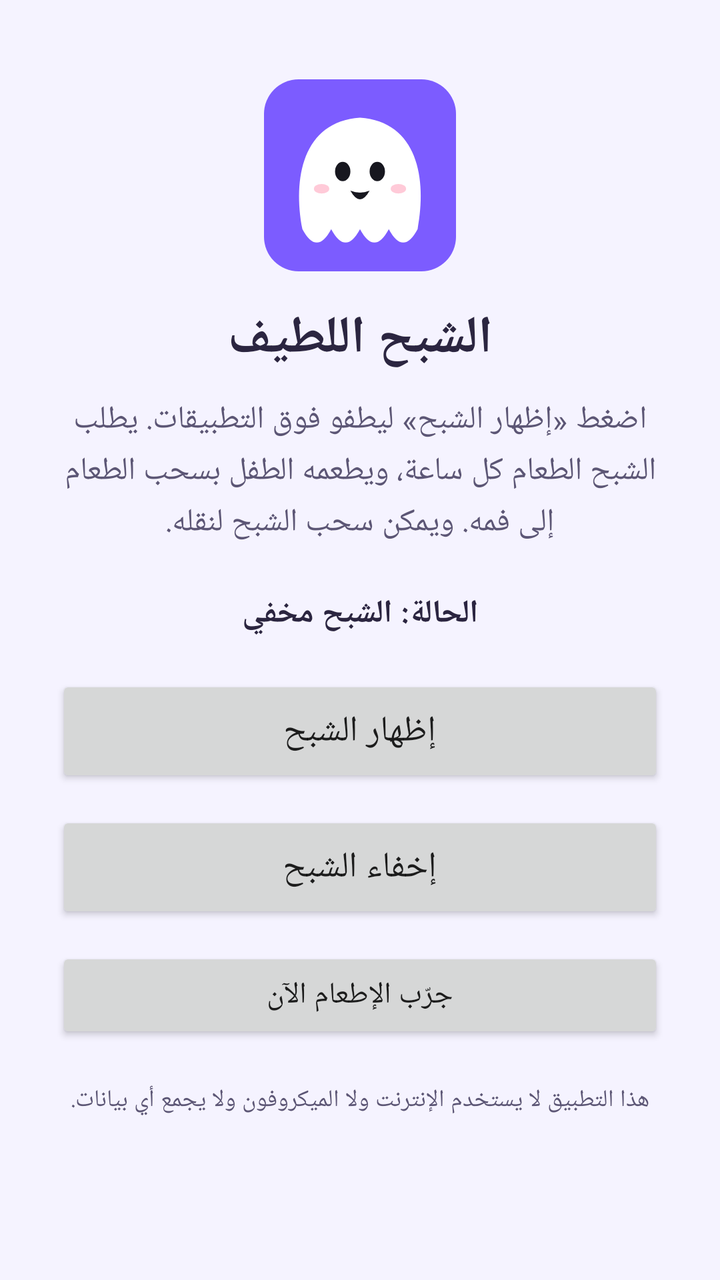
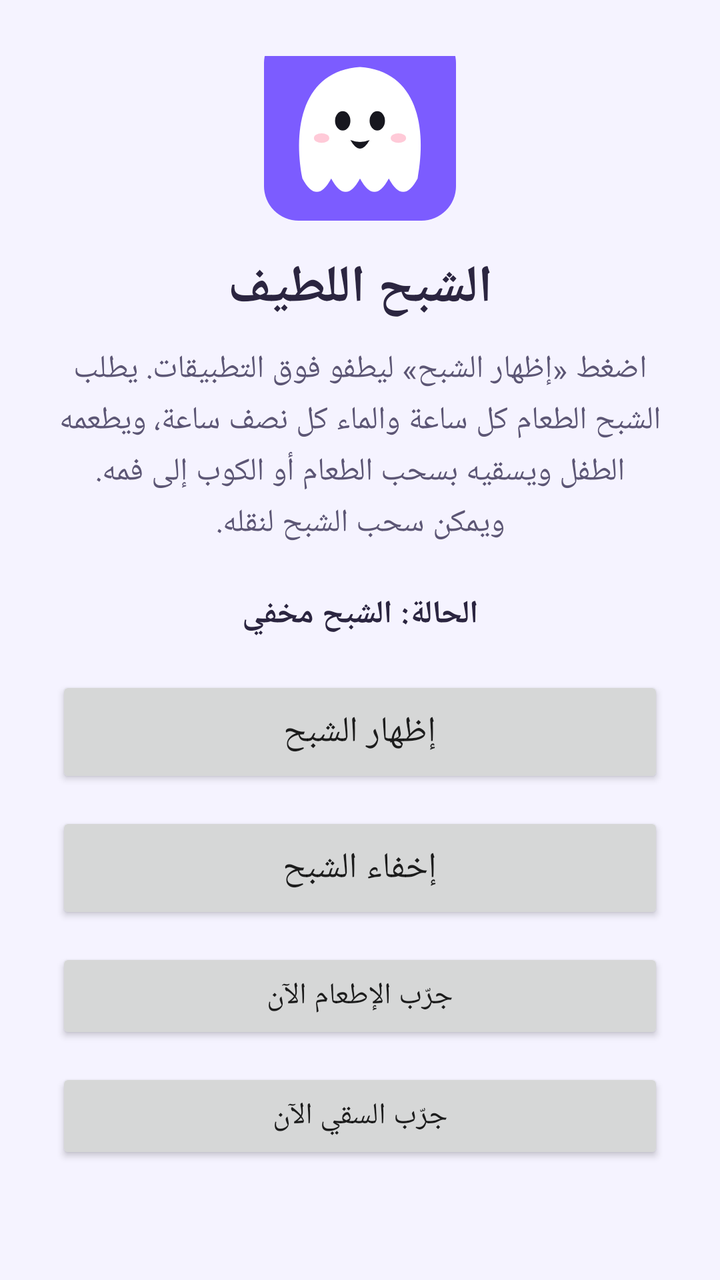

The first picture is an Android layout as it rendered before a commit; the second is the same layout after the commit. The layout source and the unified diff follow.
<!-- AndroidManifest.xml: application theme AppTheme -->
<!-- res/layout/activity_main.xml -->
<?xml version="1.0" encoding="utf-8"?>
<LinearLayout xmlns:android="http://schemas.android.com/apk/res/android"
    android:layout_width="match_parent"
    android:layout_height="match_parent"
    android:layoutDirection="rtl"
    android:gravity="center"
    android:orientation="vertical"
    android:padding="28dp">

    <ImageView
        android:layout_width="96dp"
        android:layout_height="96dp"
        android:importantForAccessibility="no"
        android:src="@drawable/ic_launcher" />

    <TextView
        android:layout_width="match_parent"
        android:layout_height="wrap_content"
        android:layout_marginTop="16dp"
        android:gravity="center"
        android:text="@string/main_title"
        android:textColor="@color/text_main"
        android:textSize="26sp"
        android:textStyle="bold" />

    <TextView
        android:layout_width="match_parent"
        android:layout_height="wrap_content"
        android:layout_marginTop="12dp"
        android:gravity="center"
        android:lineSpacingExtra="4dp"
        android:text="@string/main_description"
        android:textColor="@color/text_sub"
        android:textSize="16sp" />

    <TextView
        android:id="@+id/statusText"
        android:layout_width="match_parent"
        android:layout_height="wrap_content"
        android:layout_marginTop="24dp"
        android:gravity="center"
        android:text="@string/status_stopped"
        android:textColor="@color/text_main"
        android:textSize="16sp"
        android:textStyle="bold" />

    <Button
        android:id="@+id/showButton"
        android:layout_width="match_parent"
        android:layout_height="56dp"
        android:layout_marginTop="20dp"
        android:text="@string/show_ghost"
        android:textSize="18sp" />

    <Button
        android:id="@+id/hideButton"
        android:layout_width="match_parent"
        android:layout_height="56dp"
        android:layout_marginTop="12dp"
        android:text="@string/hide_ghost"
        android:textSize="18sp" />

    <Button
        android:id="@+id/feedButton"
        android:layout_width="match_parent"
        android:layout_height="48dp"
        android:layout_marginTop="12dp"
        android:text="@string/feed_now"
        android:textSize="15sp" />

    <TextView
        android:id="@+id/privacyNote"
        android:layout_width="match_parent"
        android:layout_height="wrap_content"
        android:layout_marginTop="20dp"
        android:gravity="center"
        android:lineSpacingExtra="2dp"
        android:text="@string/main_privacy_note_local"
        android:textColor="@color/text_sub"
        android:textSize="12sp" />

    <TextView
        android:id="@+id/versionText"
        android:layout_width="match_parent"
        android:layout_height="wrap_content"
        android:layout_marginTop="24dp"
        android:gravity="center"
        android:textColor="@color/text_sub"
        android:textSize="13sp" />
</LinearLayout>
<!-- resources referenced by this layout -->
<resources>
  <color name="text_main">#2B2540</color>
  <color name="text_sub">#5C5675</color>
  <!-- drawable ic_launcher (drawable) -->
  <?xml version="1.0" encoding="utf-8"?>
  <vector xmlns:android="http://schemas.android.com/apk/res/android"
      android:width="108dp"
      android:height="108dp"
      android:viewportWidth="100"
      android:viewportHeight="100">
      <path
          android:fillColor="#7C5CFF"
          android:pathData="M18,0h64a18,18 0 0 1 18,18v64a18,18 0 0 1 -18,18h-64a18,18 0 0 1 -18,-18v-64a18,18 0 0 1 18,-18z" />
      <path
          android:fillColor="#FFFFFF"
          android:pathData="M20,78 C15,52 20,22 50,20 C80,22 85,52 80,78 Q72.5,92 65,78 Q57.5,92 50,78 Q42.5,92 35,78 Q27.5,92 20,78 Z" />
      <path
          android:fillColor="#17171F"
          android:pathData="M41,48 m-4,0 a4,5 0 1,0 8,0 a4,5 0 1,0 -8,0 M59,48 m-4,0 a4,5 0 1,0 8,0 a4,5 0 1,0 -8,0" />
      <path
          android:fillColor="#17171F"
          android:pathData="M45,58 Q50,60 55,58 Q50,67 45,58 Z" />
      <path
          android:fillColor="#FFB4C8"
          android:fillAlpha="0.7"
          android:pathData="M30,57 m-4,0 a4,2.5 0 1,0 8,0 a4,2.5 0 1,0 -8,0 M70,57 m-4,0 a4,2.5 0 1,0 8,0 a4,2.5 0 1,0 -8,0" />
  </vector>
  <string name="feed_now">جرّب الإطعام الآن</string>
  <string name="hide_ghost">إخفاء الشبح</string>
  <string name="main_description">اضغط «إظهار الشبح» ليطفو فوق التطبيقات. يطلب الشبح الطعام كل ساعة، ويطعمه الطفل بسحب الطعام إلى فمه. ويمكن سحب الشبح لنقله.</string>
  <string name="main_privacy_note_local">هذا التطبيق لا يستخدم الإنترنت ولا الميكروفون ولا يجمع أي بيانات.</string>
  <string name="main_title">الشبح اللطيف</string>
  <string name="show_ghost">إظهار الشبح</string>
  <string name="status_stopped">الحالة: الشبح مخفي</string>
  <style name="AppTheme" parent="android:Theme.Material.Light.NoActionBar">
          <item name="android:windowBackground">@color/screen_bg</item>
          <item name="android:statusBarColor">@color/screen_bg</item>
          <item name="android:navigationBarColor">@color/screen_bg</item>
          <item name="android:windowLightStatusBar">true</item>
      </style>
  <color name="screen_bg">#F5F3FF</color>
</resources>

<!-- the commit's change to res/layout/activity_main.xml (unified diff, before → after) -->
@@ -68,6 +68,14 @@
         android:text="@string/feed_now"
         android:textSize="15sp" />
 
+    <Button
+        android:id="@+id/drinkButton"
+        android:layout_width="match_parent"
+        android:layout_height="48dp"
+        android:layout_marginTop="12dp"
+        android:text="@string/drink_now"
+        android:textSize="15sp" />
+
     <TextView
         android:id="@+id/privacyNote"
         android:layout_width="match_parent"
<!-- resource entries referenced after the edit -->
@@ -26,9 +26,10 @@
           android:fillAlpha="0.7"
           android:pathData="M30,57 m-4,0 a4,2.5 0 1,0 8,0 a4,2.5 0 1,0 -8,0 M70,57 m-4,0 a4,2.5 0 1,0 8,0 a4,2.5 0 1,0 -8,0" />
   </vector>
+  <string name="drink_now">جرّب السقي الآن</string>
   <string name="feed_now">جرّب الإطعام الآن</string>
   <string name="hide_ghost">إخفاء الشبح</string>
-  <string name="main_description">اضغط «إظهار الشبح» ليطفو فوق التطبيقات. يطلب الشبح الطعام كل ساعة، ويطعمه الطفل بسحب الطعام إلى فمه. ويمكن سحب الشبح لنقله.</string>
+  <string name="main_description">اضغط «إظهار الشبح» ليطفو فوق التطبيقات. يطلب الشبح الطعام كل ساعة والماء كل نصف ساعة، ويطعمه الطفل ويسقيه بسحب الطعام أو الكوب إلى فمه. ويمكن سحب الشبح لنقله.</string>
   <string name="main_privacy_note_local">هذا التطبيق لا يستخدم الإنترنت ولا الميكروفون ولا يجمع أي بيانات.</string>
   <string name="main_title">الشبح اللطيف</string>
   <string name="show_ghost">إظهار الشبح</string>
